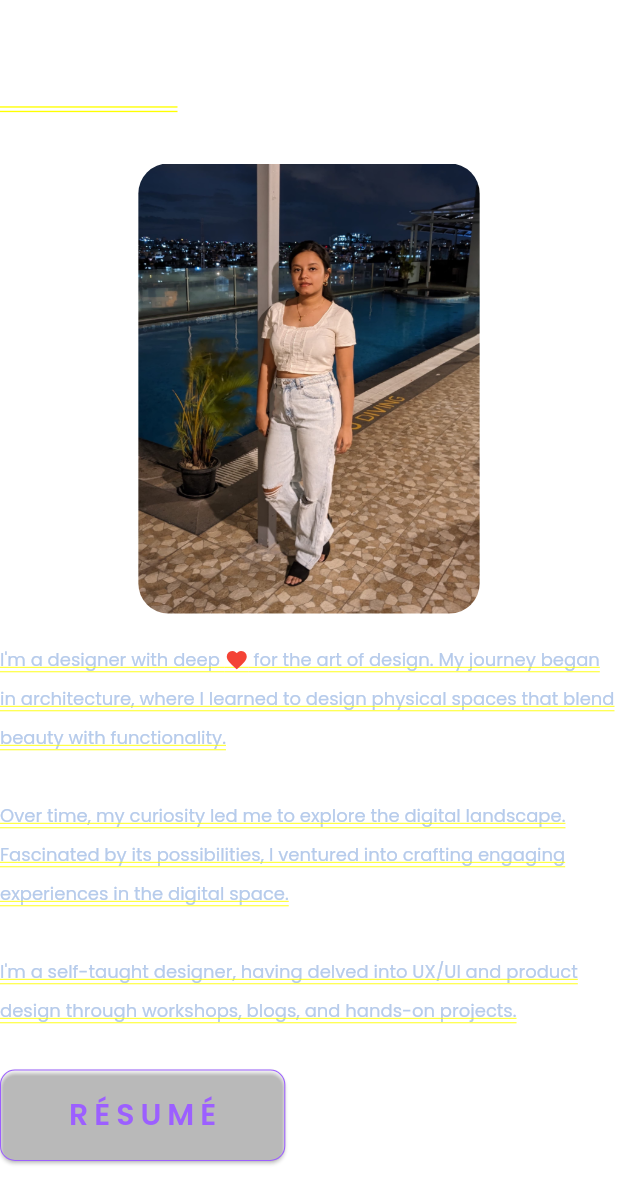
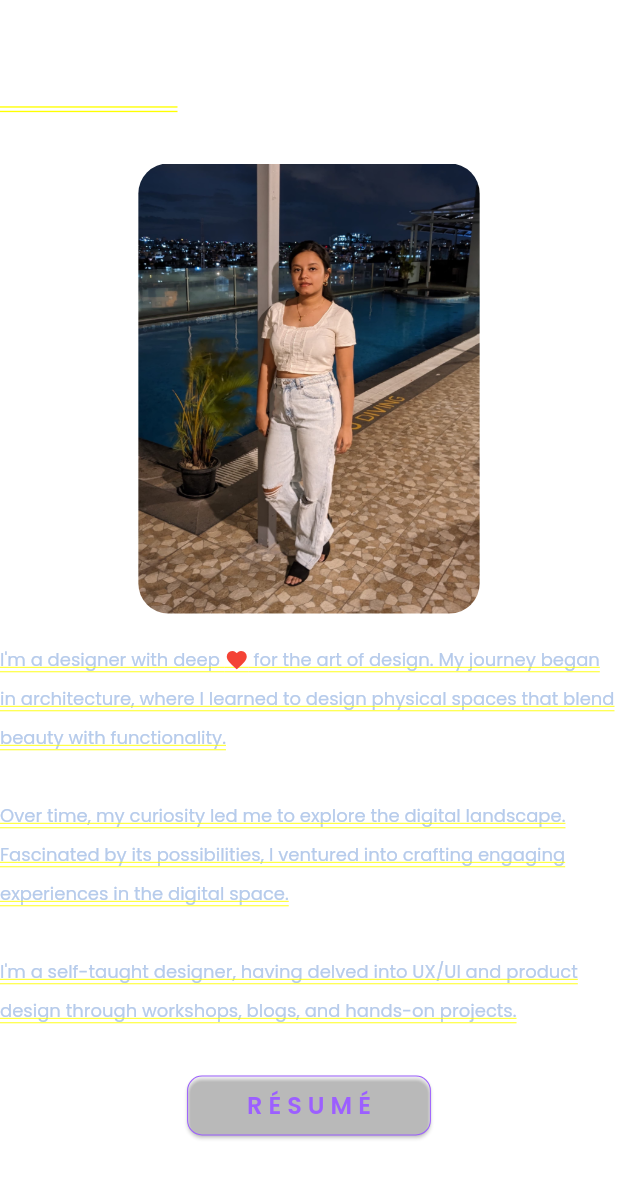
Before and after one commit to by-aparna/by-aparna.github.io, a Flutter app: the About screen opened by its route, on a phone screen of 412 x 824 dp. Shown: the top 1204 px of the screen. Run offline on Flutter 3.47's test engine with Material 3 defaults, Android fonts, the phone set to English and light mode, and no system bars; our stand-ins replace flutter_svg, google_fonts, responsive_framework; missing offline and left inert: animated_emoji.

Commit message:
fixed footer and resume button

```diff
--- a/lib/res/dimens.dart
+++ b/lib/res/dimens.dart
@@ -17,4 +17,13 @@ class Dimens {
                   : Responsive.isDesktop(context)
                       ? 48
                       : 60;
+
+  static EdgeInsetsGeometry responsivePadding(BuildContext context) =>
+      Responsive.isMobile(context)
+          ? const EdgeInsets.symmetric(horizontal: 14, vertical: 8)
+          : Responsive.isLargeMobile(context)
+              ? const EdgeInsets.symmetric(horizontal: 16, vertical: 10)
+              : Responsive.isTablet(context)
+                  ? const EdgeInsets.symmetric(horizontal: 18, vertical: 12)
+                  : const EdgeInsets.symmetric(horizontal: 20, vertical: 14);
 }
--- a/lib/res/font_styles.dart
+++ b/lib/res/font_styles.dart
@@ -77,6 +77,14 @@ class MyTxtStyles {
               ? 22
               : 28;
 
+  static double local_ctaFontSize(context) => Responsive.isMobile(context)
+      ? 16
+      : Responsive.isLargeMobile(context)
+          ? 20
+          : Responsive.isTablet(context)
+              ? 22
+              : 24;
+
   static TextStyle local_bodyTextStyle(context) => Responsive.isMobile(context)
       ? MyTxtStyles._mobile_bodyTextStyle
       : Responsive.isLargeMobile(context)
--- a/lib/view/home/components/hoverbutton.dart
+++ b/lib/view/home/components/hoverbutton.dart
@@ -1,4 +1,5 @@
 import 'package:aparna_chatterjee/res/color.dart';
+import 'package:aparna_chatterjee/res/dimens.dart';
 import 'package:flutter/material.dart';
 import 'package:url_launcher/url_launcher.dart';
 import 'package:url_launcher/url_launcher_string.dart';
@@ -41,7 +42,7 @@ class _HoverCardButtonState extends State<HoverCardButton> {
         ),
       ),
       child: Padding(
-        padding: const EdgeInsets.symmetric(horizontal: 20, vertical: 16),
+        padding: Dimens.responsivePadding(context),
         child: Text(
           'Résumé'.toUpperCase(),
           style: MyTxtStyles.local_buttonTextStyle(context).copyWith(
@@ -49,7 +50,7 @@ class _HoverCardButtonState extends State<HoverCardButton> {
                   ? MyColors.secondaryBackground
                   : MyColors.highlightColor,
               fontWeight: FontWeight.w600,
-              fontSize: 20,
+              fontSize: MyTxtStyles.local_ctaFontSize(context),
               letterSpacing: 4),
         ),
       ),
--- a/lib/view/home/components/work_footer.dart
+++ b/lib/view/home/components/work_footer.dart
@@ -28,6 +28,7 @@ class WorkFooter extends StatelessWidget {
       mainAxisAlignment: MainAxisAlignment.center,
       crossAxisAlignment: CrossAxisAlignment.center,
       children: [
+        const SizedBox(height: 60,),
         Text(
           Strings.lbl_connect,
           style: MyTxtStyles.local_headingStyle(context)
--- a/lib/view/home/home.dart
+++ b/lib/view/home/home.dart
@@ -152,7 +152,7 @@ class _HomePageState extends State<HomePage>
       setState(() {
         pageIndex = index;
         _animatePage(index);
-        if(index == 0) {
+        if (index == 0) {
           _containerTopOffset = double.infinity;
         }
       });
@@ -192,9 +192,10 @@ class _HomePageState extends State<HomePage>
                   itemBuilder: (context, index) {
                     return SingleChildScrollView(
                       controller: _scrollcontroller,
-                      child: Container(
-                        child: _buildPage(index, width),
-                      ),
+                      child: Column(children: [
+                        _buildPage(index, width),
+                        const WorkFooter(),
+                      ]),
                     );
                   },
                 ),
@@ -365,7 +366,6 @@ class _HomePageState extends State<HomePage>
               color: MyColors.secondaryBackground,
               width: MediaQuery.of(context).size.width,
               child: const Work()),
-          const WorkFooter(),
         ]);
       case 1:
         return Container(
--- a/lib/view/home/pages/resume.dart
+++ b/lib/view/home/pages/resume.dart
@@ -32,7 +32,6 @@ class About extends StatelessWidget {
               height: 28,
             ),
             Container(
-              padding: const EdgeInsets.only(bottom: 50),
                 child: isLargeMobile
                     ? _mobileAboutMeLayout(context)
                     : _desktopAboutMeLayout(context))
@@ -115,7 +114,12 @@ class About extends StatelessWidget {
         const SizedBox(
           height: 28,
         ),
-        const HoverCardButton(),
+        Align(
+          alignment: Responsive.isLargeMobile(context)
+              ? Alignment.center
+              : Alignment.centerLeft,
+          child: const HoverCardButton(),
+        )
       ],
     );
   }
--- a/lib/view/home/pages/work.dart
+++ b/lib/view/home/pages/work.dart
@@ -129,10 +129,10 @@ class _WorkState extends State<Work> {
   @override
   Widget build(BuildContext context) {
     double margin = Responsive.isLargeMobile(context)
-        ? 40
+        ? 20
         : Responsive.isTablet(context)
-            ? 60
-            : 160;
+            ? 40
+            : 100;
     return Column(
       crossAxisAlignment: CrossAxisAlignment.start,
       mainAxisAlignment: MainAxisAlignment.start,
```
Also changed, not shown: 4 other files.
